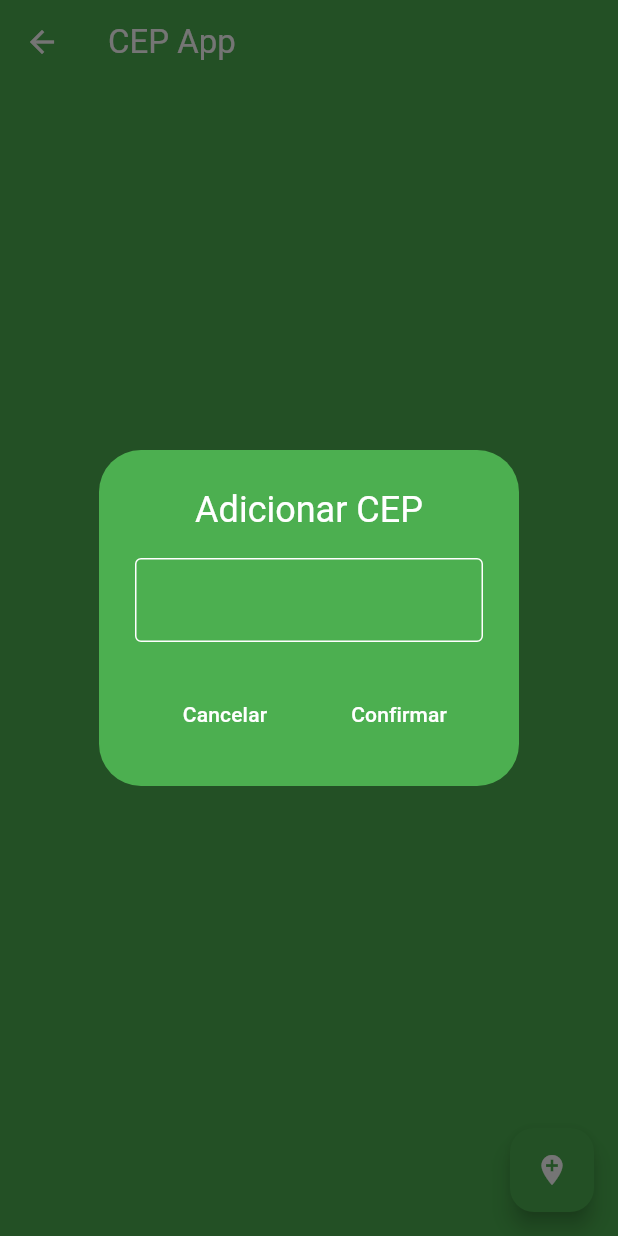
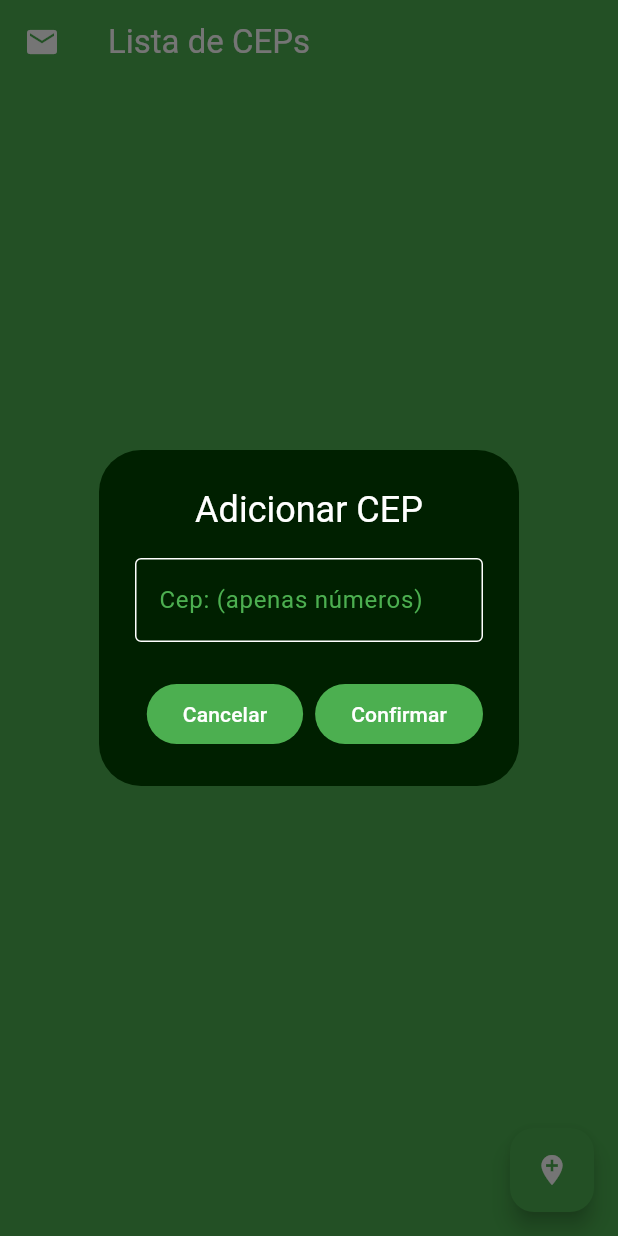
Before and after one commit to rodolfoHOk/dio.cep-flutter, a Flutter app: the EditCEPPage screen opened directly with empty values, after a tap on "Salvar", after a tap on the "add location" icon, on a phone screen of 412 x 824 dp. Run offline on Flutter 3.47's test engine with Material 3 defaults, Android fonts, the phone set to English and light mode, and no system bars; our stand-ins replace dio, flutter_dotenv; network calls fail.

Commit message:
feat: change styles

```diff
--- a/lib/cep_app.dart
+++ b/lib/cep_app.dart
@@ -23,7 +23,7 @@
         ),
         useMaterial3: true,
       ),
-      home: const MainPage(title: 'CEP App'),
+      home: const MainPage(title: 'Lista de CEPs'),
     );
   }
 }
--- a/lib/pages/edit_cep_page.dart
+++ b/lib/pages/edit_cep_page.dart
@@ -18,6 +18,8 @@
 
 class _EditCEPPageState extends State<EditCEPPage> {
   late Back4AppCEPService _back4appCEPService;
+
+  var isLoading = false;
 
   @override
   void initState() {
@@ -40,6 +42,9 @@
     var siafiController = TextEditingController(text: viaCEP.siafi);
 
     void save() async {
+      setState(() {
+        isLoading = true;
+      });
       ViaCEPModel model = ViaCEPModel(
         cepController.text,
         logradouroController.text,
@@ -84,10 +89,12 @@
             );
           }
         }
+      } finally {
+        isLoading = false;
       }
       if (context.mounted) {
         Navigator.of(context).pushReplacement(MaterialPageRoute(
-            builder: (_) => const MainPage(title: "CEP App")));
+            builder: (_) => const MainPage(title: 'Lista de CEPs')));
       }
     }
 
@@ -154,10 +161,20 @@
                 const SizedBox(height: 24),
                 ElevatedButton(
                   onPressed: () => save(),
-                  child: const Text(
-                    "Salvar",
-                    style: TextStyle(fontSize: 18, color: Colors.white),
-                  ),
+                  child: isLoading
+                      ? const SizedBox(
+                          width: 20,
+                          height: 20,
+                          child: Center(
+                            child: CircularProgressIndicator(
+                              color: Colors.white,
+                            ),
+                          ),
+                        )
+                      : const Text(
+                          "Salvar",
+                          style: TextStyle(fontSize: 18, color: Colors.white),
+                        ),
                 ),
               ],
             ),
--- a/lib/shared/widget/add_cep_dialog.dart
+++ b/lib/shared/widget/add_cep_dialog.dart
@@ -14,8 +14,9 @@
 
 class _AddCEPDialogState extends State<AddCEPDialog> {
   var cepController = TextEditingController(text: "");
+  late ViaCEPService _viaCEPService;
 
-  late ViaCEPService _viaCEPService;
+  var isLoading = false;
 
   @override
   void initState() {
@@ -24,9 +25,11 @@
   }
 
   void confirm() async {
+    setState(() {
+      isLoading = true;
+    });
     try {
       var viaCepModel = await _viaCEPService.getByCEP(cepController.text);
-
       if (context.mounted) {
         Navigator.of(context).pop(context);
         Navigator.push(
@@ -60,12 +63,17 @@
           );
         }
       }
+    } finally {
+      setState(() {
+        isLoading = false;
+      });
     }
   }
 
   @override
   Widget build(BuildContext context) {
     return AlertDialog(
+      backgroundColor: const Color.fromRGBO(0, 32, 0, 1),
       title: const Center(
         child: Text("Adicionar CEP"),
       ),
@@ -88,7 +96,17 @@
         ),
         FilledButton(
           onPressed: () => confirm(),
-          child: const Text("Confirmar"),
+          child: isLoading
+              ? const SizedBox(
+                  width: 20,
+                  height: 20,
+                  child: Center(
+                    child: CircularProgressIndicator(
+                      color: Colors.white,
+                    ),
+                  ),
+                )
+              : const Text("Confirmar"),
         ),
       ],
     );
```
Also changed, not shown: lib/pages/main_page.dart (+8 -2 lines).
